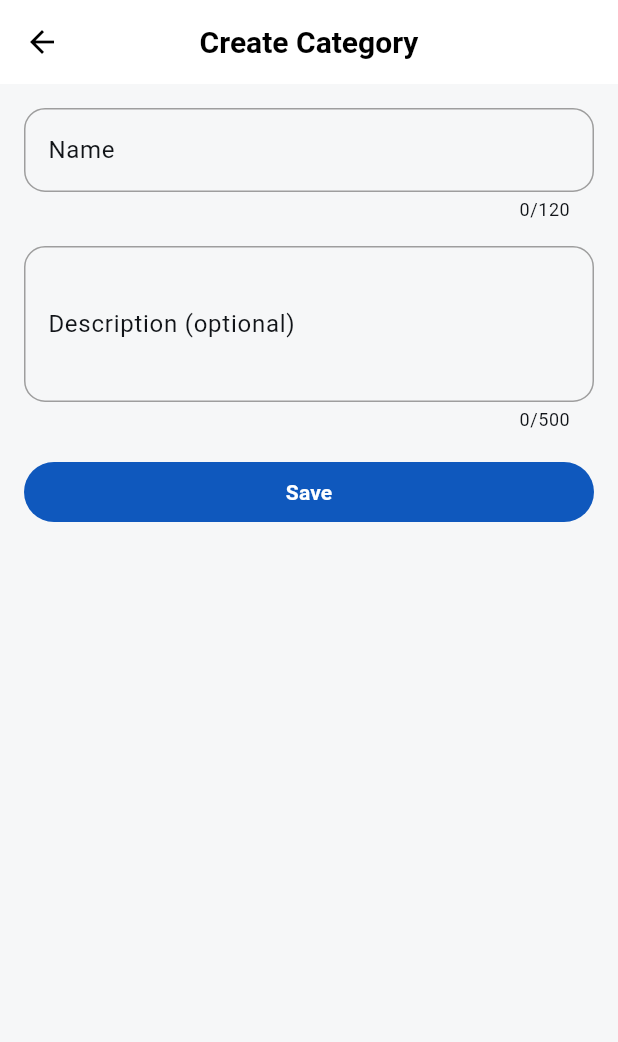
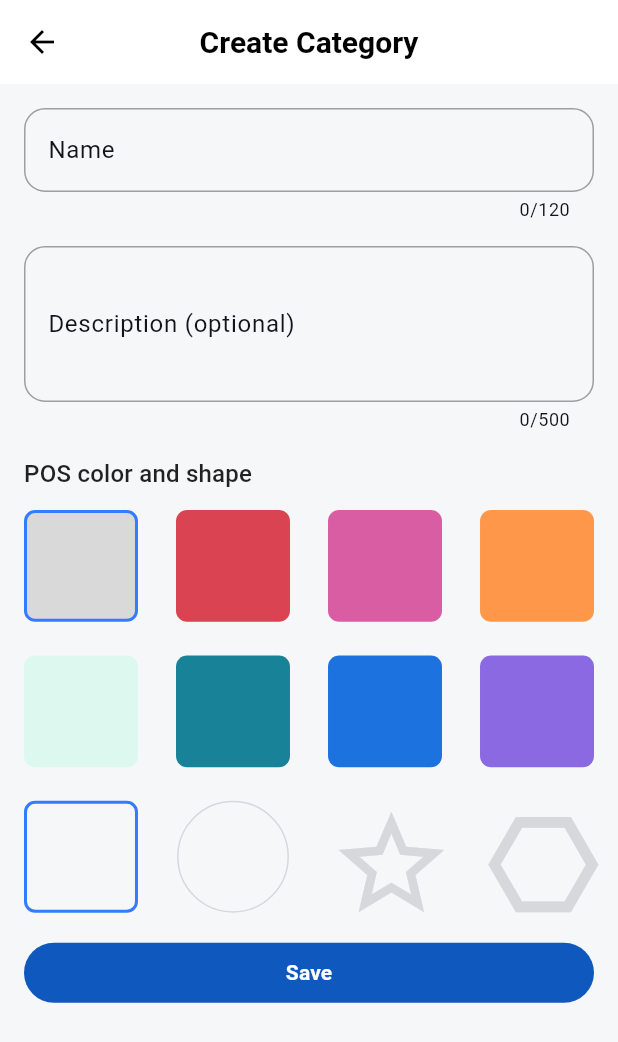
Before and after one commit to nuhanchowdhurylinkdin-a11y/softverse, a Flutter app: the CategoryFormScreen screen opened by its route, on a phone screen of 412 x 824 dp. Shown: the top 1042 px of the screen. Run offline on Flutter 3.47's test engine with Material 3 defaults, Android fonts, the phone set to English and light mode, and no system bars; our stand-ins replace awesome_snackbar_content, connectivity_plus, flutter_dotenv, flutter_screenutil, get, google_fonts and 4 more; missing offline and left inert: esc_pos_utils_plus, mobile_scanner, print_bluetooth_thermal; accounts and stored records are empty; statements that could not run were skipped; project files that could hold a hidden picture were left out.

Commit message:
fix: add POS styling to category form

```diff
--- a/lib/features/item/controller/category_controller.dart
+++ b/lib/features/item/controller/category_controller.dart
@@ -138,6 +138,8 @@ class CategoryFormController extends GetxController {
   final descriptionController = TextEditingController();
   final isActive = true.obs;
   final isSaving = false.obs;
+  final selectedColorIndex = 0.obs;
+  final selectedShapeIndex = 0.obs;
   CategoryModel? category;
 
   bool get isEditing => category != null;
@@ -150,7 +152,26 @@ class CategoryFormController extends GetxController {
       nameController.text = category!.name;
       descriptionController.text = category!.description ?? '';
       isActive.value = category!.isActive;
+      selectedColorIndex.value = category!.colorIndex.clamp(0, 7);
+      selectedShapeIndex.value = _shapeIndex(category!.shape);
     }
+  }
+
+  void selectColor(int index) => selectedColorIndex.value = index.clamp(0, 7);
+
+  void selectShape(int index) => selectedShapeIndex.value = index.clamp(0, 3);
+
+  Map<String, dynamic>? buildPayload() {
+    final name = nameController.text.trim();
+    if (name.isEmpty) return null;
+    return {
+      'name': name,
+      if (descriptionController.text.trim().isNotEmpty)
+        'description': descriptionController.text.trim(),
+      'colorIndex': selectedColorIndex.value,
+      'shape': _shapeValue(selectedShapeIndex.value),
+      'isActive': isActive.value,
+    };
   }
 
   Future<void> save() async {
@@ -161,8 +182,8 @@ class CategoryFormController extends GetxController {
       );
       return;
     }
-    final name = nameController.text.trim();
-    if (name.isEmpty) {
+    final payload = buildPayload();
+    if (payload == null) {
       AppHelperFunctions.showWarningSnackBar('Category name is required.');
       return;
     }
@@ -177,12 +198,6 @@ class CategoryFormController extends GetxController {
     }
 
     isSaving.value = true;
-    final payload = {
-      'name': name,
-      if (descriptionController.text.trim().isNotEmpty)
-        'description': descriptionController.text.trim(),
-      'isActive': isActive.value,
-    };
     final response = isEditing
         ? await _repository.updateCategory(category!.id, payload)
         : await _repository.createCategory(payload);
@@ -207,6 +222,20 @@ class CategoryFormController extends GetxController {
     );
   }
 
+  String _shapeValue(int index) => switch (index) {
+    1 => 'circle',
+    2 => 'star',
+    3 => 'hexagon',
+    _ => 'square',
+  };
+
+  int _shapeIndex(String? shape) => switch (shape?.toLowerCase()) {
+    'circle' => 1,
+    'star' => 2,
+    'hexagon' => 3,
+    _ => 0,
+  };
+
   @override
   void onClose() {
     nameController.dispose();
--- a/lib/features/item/models/category_model.dart
+++ b/lib/features/item/models/category_model.dart
@@ -4,6 +4,8 @@ class CategoryModel {
   final String? description;
   final bool isActive;
   final int itemCount;
+  final int colorIndex;
+  final String? shape;
 
   const CategoryModel({
     required this.id,
@@ -11,6 +13,8 @@ class CategoryModel {
     this.description,
     this.isActive = true,
     this.itemCount = 0,
+    this.colorIndex = 0,
+    this.shape,
   });
 
   factory CategoryModel.fromJson(Map<String, dynamic> json) => CategoryModel(
@@ -19,5 +23,7 @@ class CategoryModel {
     description: json['description']?.toString(),
     isActive: json['isActive'] != false,
     itemCount: int.tryParse(json['itemCount']?.toString() ?? '') ?? 0,
+    colorIndex: int.tryParse(json['colorIndex']?.toString() ?? '') ?? 0,
+    shape: json['shape']?.toString(),
   );
 }
--- a/lib/features/item/views/screens/category_form_screen.dart
+++ b/lib/features/item/views/screens/category_form_screen.dart
@@ -2,6 +2,7 @@ import 'package:flutter/material.dart';
 import 'package:get/get.dart';
 
 import '../../controller/category_controller.dart';
+import '../../widgets/color_shape_picker.dart';
 
 class CategoryFormScreen extends GetView<CategoryFormController> {
   const CategoryFormScreen({super.key});
@@ -33,6 +34,20 @@ class CategoryFormScreen extends GetView<CategoryFormController> {
             border: OutlineInputBorder(),
           ),
         ),
+        const SizedBox(height: 16),
+        Text(
+          'POS color and shape',
+          style: Theme.of(context).textTheme.titleMedium,
+        ),
+        const SizedBox(height: 12),
+        Obx(
+          () => ColorShapePicker(
+            selectedColorIndex: controller.selectedColorIndex.value,
+            onColorSelected: controller.selectColor,
+            selectedShapeIndex: controller.selectedShapeIndex.value,
+            onShapeSelected: controller.selectShape,
+          ),
+        ),
         if (controller.isEditing)
           Obx(
             () => SwitchListTile(
```
Also changed, not shown: 2 other files.
